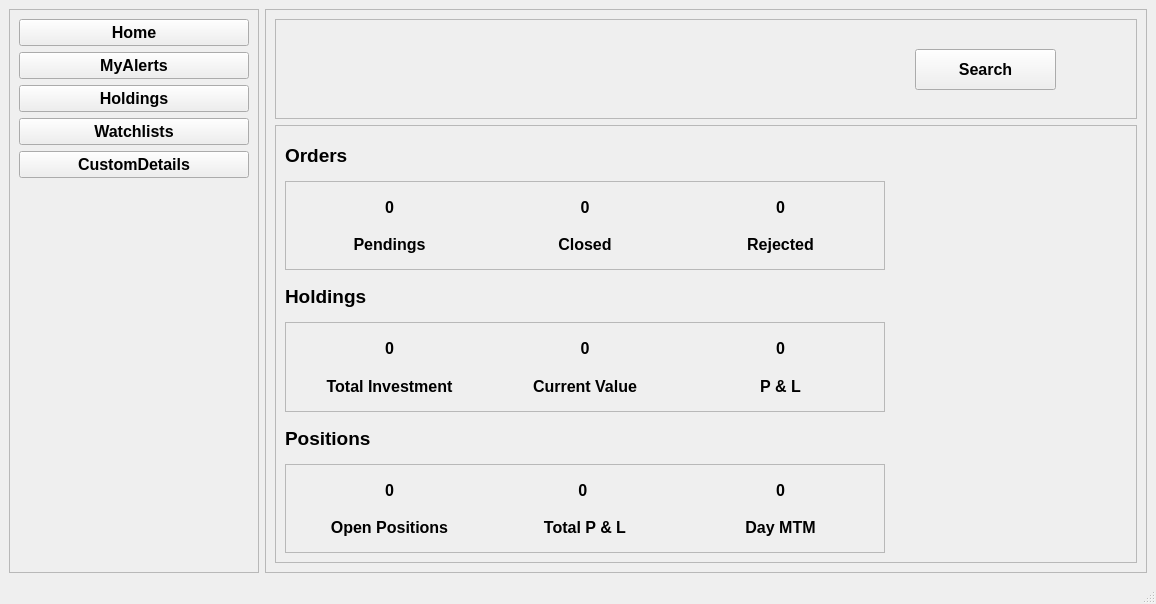
The window that UIFiles/home.ui (ShubhamMandavkar/TYLiveProjectt-StockAutomationSystem) describes before a commit, drawn with Qt 5.
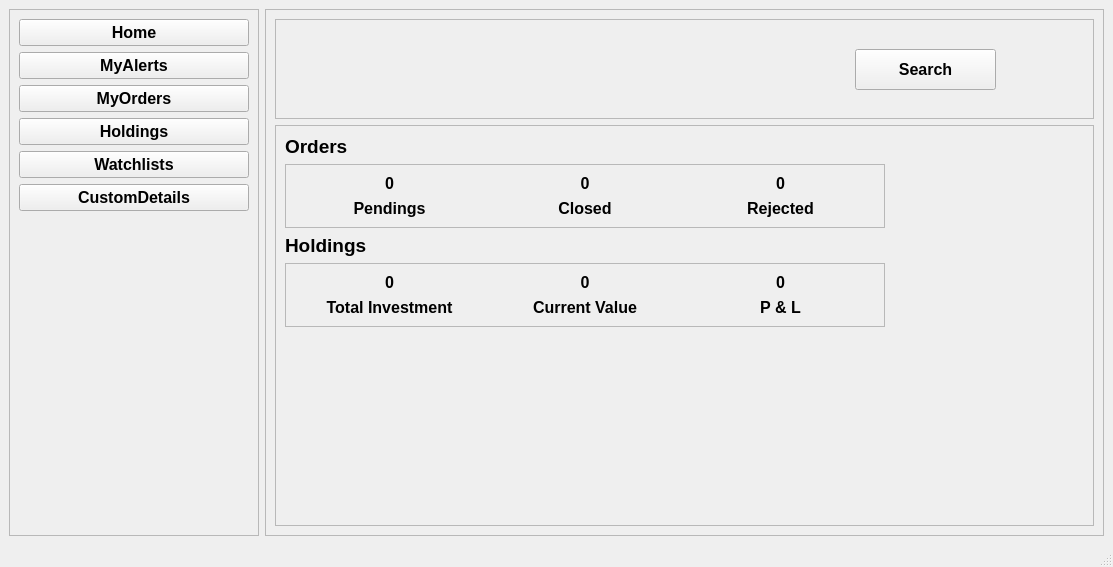
The same window after the commit.

Commit message: Added myOrders.py to show my order history

Diff of the .ui file:
```diff
--- a/UIFiles/home.ui
+++ b/UIFiles/home.ui
@@ -6,8 +6,8 @@
    <rect>
     <x>0</x>
     <y>0</y>
-    <width>1156</width>
-    <height>604</height>
+    <width>1113</width>
+    <height>567</height>
    </rect>
   </property>
   <property name="windowTitle">
@@ -30,6 +30,19 @@
        <enum>QFrame::Raised</enum>
       </property>
       <layout class="QFormLayout" name="formLayout">
+       <item row="0" column="0" colspan="2">
+        <widget class="QPushButton" name="btnHome">
+         <property name="font">
+          <font>
+           <pointsize>12</pointsize>
+           <bold>true</bold>
+          </font>
+         </property>
+         <property name="text">
+          <string>Home</string>
+         </property>
+        </widget>
+       </item>
        <item row="1" column="0" colspan="2">
         <widget class="QPushButton" name="btnMyAlerts">
          <property name="font">
@@ -43,7 +56,7 @@
          </property>
         </widget>
        </item>
-       <item row="2" column="0" colspan="2">
+       <item row="3" column="0" colspan="2">
         <widget class="QPushButton" name="btnHoldings">
          <property name="font">
           <font>
@@ -57,19 +70,6 @@
         </widget>
        </item>
        <item row="4" column="0" colspan="2">
-        <widget class="QPushButton" name="btnCustomDetails">
-         <property name="font">
-          <font>
-           <pointsize>12</pointsize>
-           <bold>true</bold>
-          </font>
-         </property>
-         <property name="text">
-          <string>CustomDetails</string>
-         </property>
-        </widget>
-       </item>
-       <item row="3" column="0" colspan="2">
         <widget class="QPushButton" name="btnWatchlists">
          <property name="font">
           <font>
@@ -82,8 +82,8 @@
          </property>
         </widget>
        </item>
-       <item row="0" column="0" colspan="2">
-        <widget class="QPushButton" name="btnHome">
+       <item row="2" column="0" colspan="2">
+        <widget class="QPushButton" name="btnMyOrders">
          <property name="font">
           <font>
            <pointsize>12</pointsize>
@@ -91,7 +91,20 @@
           </font>
          </property>
          <property name="text">
-          <string>Home</string>
+          <string>MyOrders</string>
+         </property>
+        </widget>
+       </item>
+       <item row="5" column="0" colspan="2">
+        <widget class="QPushButton" name="btnCustomDetails">
+         <property name="font">
+          <font>
+           <pointsize>12</pointsize>
+           <bold>true</bold>
+          </font>
+         </property>
+         <property name="text">
+          <string>CustomDetails</string>
          </property>
         </widget>
        </item>
@@ -109,6 +122,12 @@
       <layout class="QVBoxLayout" name="verticalLayout">
        <item>
         <widget class="QFrame" name="frame">
+         <property name="minimumSize">
+          <size>
+           <width>0</width>
+           <height>100</height>
+          </size>
+         </property>
          <property name="maximumSize">
           <size>
            <width>16777215</width>
@@ -124,7 +143,7 @@
          <widget class="QPushButton" name="btnSearch">
           <property name="geometry">
            <rect>
-            <x>640</x>
+            <x>580</x>
             <y>30</y>
             <width>141</width>
             <height>41</height>
@@ -150,8 +169,8 @@
          <property name="frameShadow">
           <enum>QFrame::Raised</enum>
          </property>
-         <layout class="QVBoxLayout" name="verticalLayout_2">
-          <item>
+         <layout class="QFormLayout" name="formLayout_2">
+          <item row="0" column="0" colspan="2">
            <widget class="QLabel" name="lblOrders">
             <property name="maximumSize">
              <size>
@@ -170,12 +189,12 @@
             </property>
            </widget>
           </item>
-          <item>
+          <item row="1" column="0" colspan="2">
            <widget class="QFrame" name="frame_3">
             <property name="maximumSize">
              <size>
               <width>600</width>
-              <height>16777215</height>
+              <height>70</height>
              </size>
             </property>
             <property name="frameShape">
@@ -201,70 +220,6 @@
                </property>
               </widget>
              </item>
-             <item row="2" column="0">
-              <widget class="QLabel" name="lblPendings">
-               <property name="font">
-                <font>
-                 <pointsize>12</pointsize>
-                 <bold>true</bold>
-                </font>
-               </property>
-               <property name="text">
-                <string>Pendings</string>
-               </property>
-               <property name="alignment">
-                <set>Qt::AlignCenter</set>
-               </property>
-              </widget>
-             </item>
-             <item row="0" column="0">
-              <widget class="QLabel" name="lblPendingsVal">
-               <property name="font">
-                <font>
-                 <pointsize>12</pointsize>
-                 <bold>true</bold>
-                </font>
-               </property>
-               <property name="text">
-                <string>0</string>
-               </property>
-               <property name="alignment">
-                <set>Qt::AlignCenter</set>
-               </property>
-              </widget>
-             </item>
-             <item row="0" column="1">
-              <widget class="QLabel" name="lblClosedVal">
-               <property name="font">
-                <font>
-                 <pointsize>12</pointsize>
-                 <bold>true</bold>
-                </font>
-               </property>
-               <property name="text">
-                <string>0</string>
-               </property>
-               <property name="alignment">
-                <set>Qt::AlignCenter</set>
-               </property>
-              </widget>
-             </item>
-             <item row="0" column="2">
-              <widget class="QLabel" name="lblRejectedVal">
-               <property name="font">
-                <font>
-                 <pointsize>12</pointsize>
-                 <bold>true</bold>
-                </font>
-               </property>
-               <property name="text">
-                <string>0</string>
-               </property>
-               <property name="alignment">
-                <set>Qt::AlignCenter</set>
-               </property>
-              </widget>
-             </item>
              <item row="2" column="2">
               <widget class="QLabel" name="lblRejected">
                <property name="font">
@@ -281,10 +236,74 @@
                </property>
               </widget>
              </item>
+             <item row="0" column="0">
+              <widget class="QLabel" name="lblPendingsVal">
+               <property name="font">
+                <font>
+                 <pointsize>12</pointsize>
+                 <bold>true</bold>
+                </font>
+               </property>
+               <property name="text">
+                <string>0</string>
+               </property>
+               <property name="alignment">
+                <set>Qt::AlignCenter</set>
+               </property>
+              </widget>
+             </item>
+             <item row="0" column="2">
+              <widget class="QLabel" name="lblRejectedVal">
+               <property name="font">
+                <font>
+                 <pointsize>12</pointsize>
+                 <bold>true</bold>
+                </font>
+               </property>
+               <property name="text">
+                <string>0</string>
+               </property>
+               <property name="alignment">
+                <set>Qt::AlignCenter</set>
+               </property>
+              </widget>
+             </item>
+             <item row="0" column="1">
+              <widget class="QLabel" name="lblClosedVal">
+               <property name="font">
+                <font>
+                 <pointsize>12</pointsize>
+                 <bold>true</bold>
+                </font>
+               </property>
+               <property name="text">
+                <string>0</string>
+               </property>
+               <property name="alignment">
+                <set>Qt::AlignCenter</set>
+               </property>
+              </widget>
+             </item>
+             <item row="2" column="0">
+              <widget class="QLabel" name="lblPendings">
+               <property name="font">
+                <font>
+                 <pointsize>12</pointsize>
+                 <bold>true</bold>
+                </font>
+               </property>
+               <property name="text">
+                <string>Pendings</string>
+               </property>
+               <property name="alignment">
+                <set>Qt::AlignCenter</set>
+               </property>
+              </widget>
+             </item>
             </layout>
            </widget>
           </item>
-          <item>
+          <item row="2" column="0" colspan="2">
            <widget class="QLabel" name="lblHoldings">
             <property name="maximumSize">
              <size>
@@ -303,12 +322,12 @@
             </property>
            </widget>
           </item>
-          <item>
+          <item row="3" column="0" colspan="2">
            <widget class="QFrame" name="frame_5">
             <property name="maximumSize">
              <size>
               <width>600</width>
-              <height>16777215</height>
+              <height>70</height>
              </size>
             </property>
             <property name="frameShape">
@@ -417,139 +436,6 @@
             </layout>
            </widget>
           </item>
-          <item>
-           <widget class="QLabel" name="lblPositions">
-            <property name="maximumSize">
-             <size>
-              <width>16777215</width>
-              <height>40</height>
-             </size>
-            </property>
-            <property name="font">
-             <font>
-              <pointsize>14</pointsize>
-              <bold>true</bold>
-             </font>
-            </property>
-            <property name="text">
-             <string>Positions</string>
-            </property>
-           </widget>
-          </item>
-          <item>
-           <widget class="QFrame" name="frame_4">
-            <property name="maximumSize">
-             <size>
-              <width>600</width>
-              <height>16777215</height>
-             </size>
-            </property>
-            <property name="frameShape">
-             <enum>QFrame::StyledPanel</enum>
-            </property>
-            <property name="frameShadow">
-             <enum>QFrame::Raised</enum>
-            </property>
-            <layout class="QGridLayout" name="gridLayout_3">
-             <item row="1" column="1">
-              <widget class="QLabel" name="lblTotalPandL">
-               <property name="font">
-                <font>
-                 <pointsize>12</pointsize>
-                 <bold>true</bold>
-                </font>
-               </property>
-               <property name="text">
-                <string>Total P &amp; L</string>
-               </property>
-               <property name="alignment">
-                <set>Qt::AlignCenter</set>
-               </property>
-              </widget>
-             </item>
-             <item row="0" column="1">
-              <widget class="QLabel" name="lblTotalPandLVal">
-               <property name="font">
-                <font>
-                 <pointsize>12</pointsize>
-                 <bold>true</bold>
-                </font>
-               </property>
-               <property name="text">
-                <string>0 </string>
-               </property>
-               <property name="alignment">
-                <set>Qt::AlignCenter</set>
-               </property>
-              </widget>
-             </item>
-             <item row="1" column="0">
-              <widget class="QLabel" name="lblOpenPos">
-               <property name="font">
-                <font>
-                 <pointsize>12</pointsize>
-                 <bold>true</bold>
-                </font>
-               </property>
-               <property name="text">
-                <string>Open Positions</string>
-               </property>
-               <property name="alignment">
-                <set>Qt::AlignCenter</set>
-               </property>
-              </widget>
-             </item>
-             <item row="0" column="0">
-              <widget class="QLabel" name="lblOpenPosVal">
-               <property name="font">
-                <font>
-                 <pointsize>12</pointsize>
-                 <bold>true</bold>
-                </font>
-               </property>
-               <property name="text">
-                <string>0</string>
-               </property>
-               <property name="alignment">
-                <set>Qt::AlignCenter</set>
-               </property>
-              </widget>
-             </item>
-             <item row="0" column="2">
-              <widget class="QLabel" name="lblDayMTMVal">
-               <property name="font">
-                <font>
-                 <pointsize>12</pointsize>
-                 <bold>true</bold>
-                </font>
-               </property>
-               <property name="text">
-                <string>0</string>
-               </property>
-               <property name="alignment">
-                <set>Qt::AlignCenter</set>
-               </property>
-              </widget>
-             </item>
-             <item row="1" column="2">
-              <widget class="QLabel" name="lblDayMTM">
-               <property name="font">
-                <font>
-                 <pointsize>12</pointsize>
-                 <bold>true</bold>
-                </font>
-               </property>
-               <property name="text">
-                <string>Day MTM</string>
-               </property>
-               <property name="alignment">
-                <set>Qt::AlignCenter</set>
-               </property>
-              </widget>
-             </item>
-            </layout>
-           </widget>
-          </item>
          </layout>
         </widget>
        </item>
@@ -563,7 +449,7 @@
     <rect>
      <x>0</x>
      <y>0</y>
-     <width>1156</width>
+     <width>1113</width>
      <height>25</height>
     </rect>
    </property>
```
The commit also changes 18 other files.
